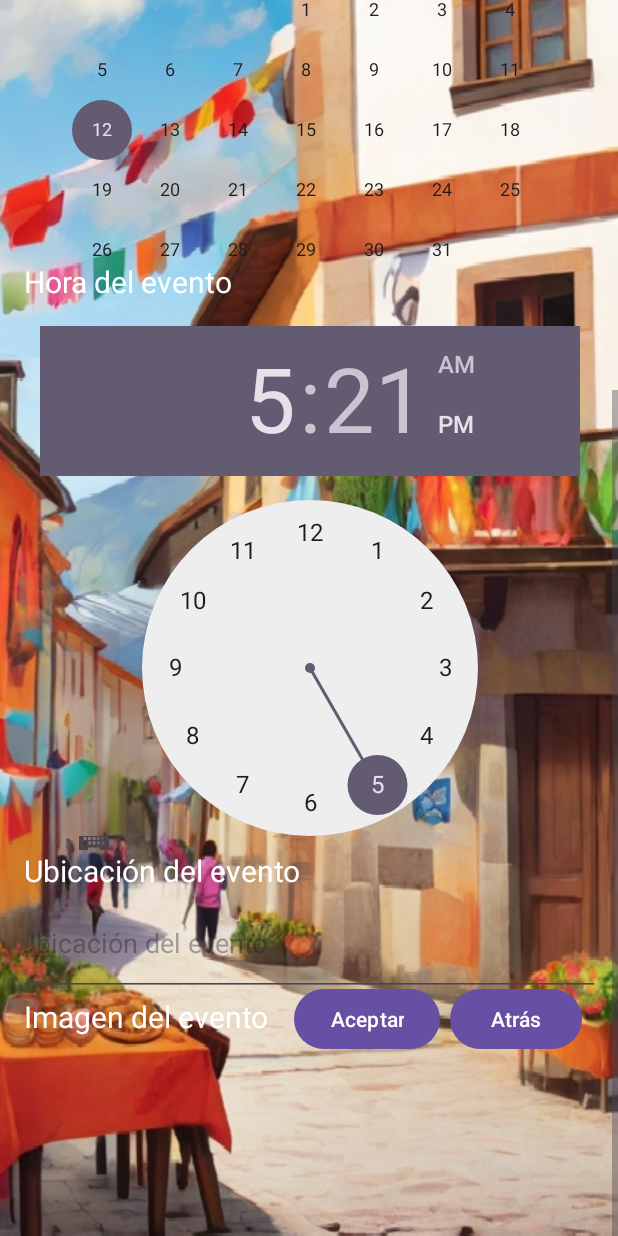
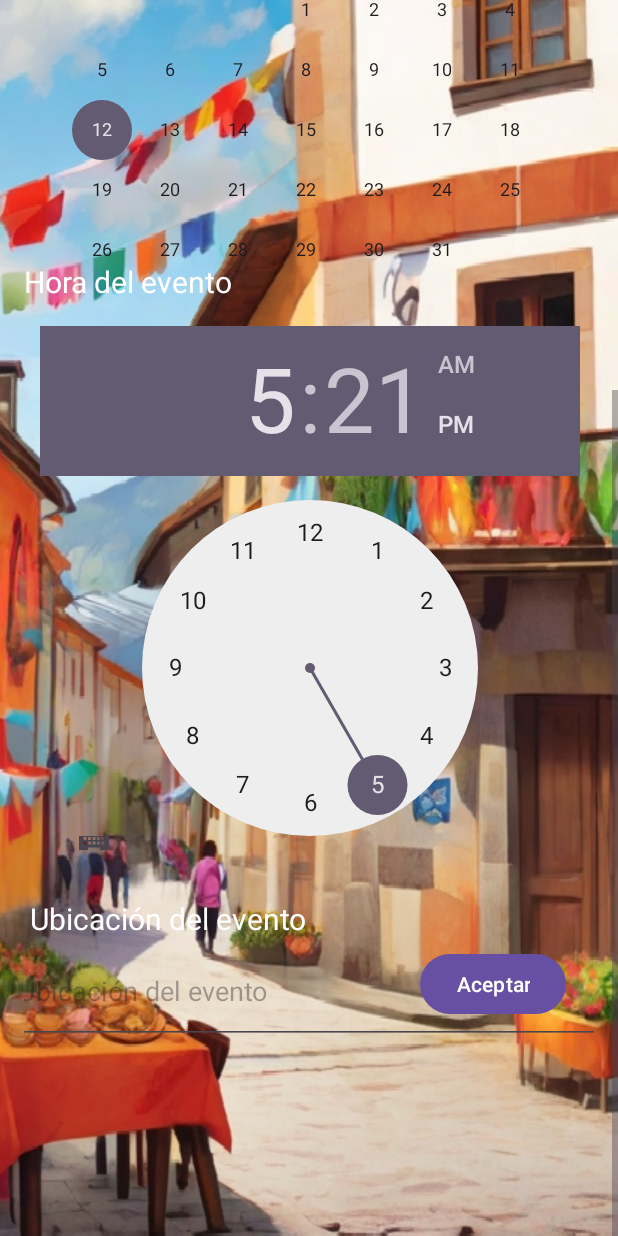
Before and after one commit to ElKalto/EventVault, an Android app: the CreacionEvento screen opened directly, with no data from a screen before it, scrolled down 380 dp, on a phone screen of 412 x 824 dp. Run offline under Robolectric (Android 15) with nearby library versions, the phone set to English and light mode, and no system bars; our stand-ins replace Firebase (no records; nobody signed in at launch, a user with empty details on screens opened directly).

Commit message:
Vuelve a funcionar todo 6.4
cambio de look

```diff
--- a/app/src/main/java/com/example/eventvault/vista/MisEventos.java
+++ b/app/src/main/java/com/example/eventvault/vista/MisEventos.java
@@ -65,14 +65,9 @@ public class MisEventos extends AppCompatActivity {
 
         obtenerEventosDelUsuarioActual();
 
-        Button btnAtrasMisEventos = findViewById(R.id.btnAtrasMisEventos);
 
         SharedPreferences sharedPreferences = getSharedPreferences("ColorBotones", MODE_PRIVATE);
         int color = sharedPreferences.getInt("ColorBotones", Color.WHITE);
-
-        btnAtrasMisEventos.setBackgroundColor(color);
-
-        btnAtrasMisEventos.setOnClickListener(v -> finish());
     }
 
     private void obtenerEventosDelUsuarioActual() {
--- a/app/src/main/res/layout/activity_creacion_evento.xml
+++ b/app/src/main/res/layout/activity_creacion_evento.xml
@@ -126,6 +126,8 @@
                 android:id="@+id/txtViewUbicacionEvento"
                 android:layout_width="wrap_content"
                 android:layout_height="wrap_content"
+                android:layout_marginStart="4dp"
+                android:layout_marginTop="32dp"
                 android:text="Ubicación del evento"
                 android:textColor="#FFFFFF"
                 android:textSize="20sp"
@@ -144,25 +146,6 @@
                 app:layout_constraintTop_toBottomOf="@id/txtViewUbicacionEvento" />
 
             <!-- Imagen del evento -->
-            <TextView
-                android:id="@+id/txtViewImagen"
-                android:layout_width="wrap_content"
-                android:layout_height="wrap_content"
-                android:text="Imagen del evento"
-                android:textColor="#FFFFFF"
-                android:textSize="20sp"
-                app:layout_constraintStart_toStartOf="parent"
-                app:layout_constraintTop_toBottomOf="@id/edtTextUbicacion" />
-
-            <ImageView
-                android:id="@+id/imageViewEvento"
-                android:layout_width="match_parent"
-                android:layout_height="wrap_content"
-                android:layout_marginTop="16dp"
-                android:scaleType="centerCrop"
-                app:layout_constraintEnd_toEndOf="parent"
-                app:layout_constraintStart_toStartOf="parent"
-                app:layout_constraintTop_toBottomOf="@id/txtViewImagen" />
 
             <!-- Botones para seleccionar imagen y tomar foto -->
 
@@ -172,22 +155,11 @@
                 android:id="@+id/btnAceptarCreacion"
                 android:layout_width="wrap_content"
                 android:layout_height="wrap_content"
-                android:layout_marginBottom="4dp"
+                android:layout_marginStart="264dp"
+                android:layout_marginBottom="16dp"
                 android:text="Aceptar"
                 app:layout_constraintBottom_toBottomOf="parent"
-                app:layout_constraintEnd_toStartOf="@+id/btnAtrasEditarEventos"
-                app:layout_constraintHorizontal_bias="0.966"
                 app:layout_constraintStart_toStartOf="parent" />
-
-            <Button
-                android:id="@+id/btnAtrasEditarEventos"
-                android:layout_width="wrap_content"
-                android:layout_height="wrap_content"
-                android:layout_marginEnd="8dp"
-                android:layout_marginBottom="4dp"
-                android:text="Atrás"
-                app:layout_constraintBottom_toBottomOf="parent"
-                app:layout_constraintEnd_toEndOf="parent" />
 
         </androidx.constraintlayout.widget.ConstraintLayout>
 
--- a/app/src/main/res/layout/activity_detalles_evento.xml
+++ b/app/src/main/res/layout/activity_detalles_evento.xml
@@ -2,7 +2,7 @@
     xmlns:tools="http://schemas.android.com/tools"
     android:layout_width="match_parent"
     android:layout_height="match_parent"
-    android:background="#8BC34A"
+    android:background="@drawable/fiestacinco"
     android:padding="16dp">
 
     <TextView
--- a/app/src/main/res/layout/activity_event_vault.xml
+++ b/app/src/main/res/layout/activity_event_vault.xml
@@ -4,7 +4,7 @@
     xmlns:tools="http://schemas.android.com/tools"
     android:layout_width="match_parent"
     android:layout_height="match_parent"
-    android:background="#8BC34A"
+    android:background="@drawable/fiestados"
     tools:context=".servicios.EventVault">
 
     <TextView
@@ -77,6 +77,7 @@
         android:hint="Email"
         android:inputType="textEmailAddress"
         android:textColor="#FFFFFF"
+        android:textColorHint="#000000"
         app:layout_constraintBottom_toBottomOf="parent"
         app:layout_constraintEnd_toEndOf="parent"
         app:layout_constraintHorizontal_bias="0.496"
@@ -92,6 +93,7 @@
         android:hint="password"
         android:inputType="textPassword"
         android:textColor="#FFFFFF"
+        android:textColorHint="#000000"
         app:layout_constraintBottom_toBottomOf="parent"
         app:layout_constraintEnd_toEndOf="parent"
         app:layout_constraintStart_toStartOf="parent"
--- a/app/src/main/res/layout/activity_perfil_creador.xml
+++ b/app/src/main/res/layout/activity_perfil_creador.xml
@@ -4,10 +4,8 @@
     xmlns:tools="http://schemas.android.com/tools"
     android:layout_width="match_parent"
     android:layout_height="match_parent"
-    android:background="#8BC34A"
-    tools:context=".modelo.PerfilCreador"
-    tools:layout_editor_absoluteX="-1dp"
-    tools:layout_editor_absoluteY="1dp">
+    android:background="@drawable/fiestaseis"
+    tools:context=".modelo.PerfilCreador">
 
     <Button
         android:id="@+id/btnCerrarSesionCreador"
--- a/app/src/main/res/layout/info_evento.xml
+++ b/app/src/main/res/layout/info_evento.xml
@@ -2,7 +2,6 @@
 <LinearLayout xmlns:android="http://schemas.android.com/apk/res/android"
     android:layout_width="match_parent"
     android:layout_height="wrap_content"
-    android:background="#8BC34A"
     android:orientation="vertical">
 
     <TextView
--- a/app/src/main/res/layout/item_evento.xml
+++ b/app/src/main/res/layout/item_evento.xml
@@ -2,7 +2,6 @@
 <LinearLayout xmlns:android="http://schemas.android.com/apk/res/android"
     android:layout_width="match_parent"
     android:layout_height="wrap_content"
-    android:background="#8BC34A"
     android:orientation="vertical"
     android:padding="16dp">
 
```
Also changed, not shown: app/src/main/res/layout/activity_main.xml (+2 -14 lines), app/src/main/res/layout/activity_mis_eventos.xml (+1 -12 lines), app/src/main/res/layout/activity_perfil_basico.xml (+1 -12 lines), app/src/main/res/drawable/fiestauno.png (added).
